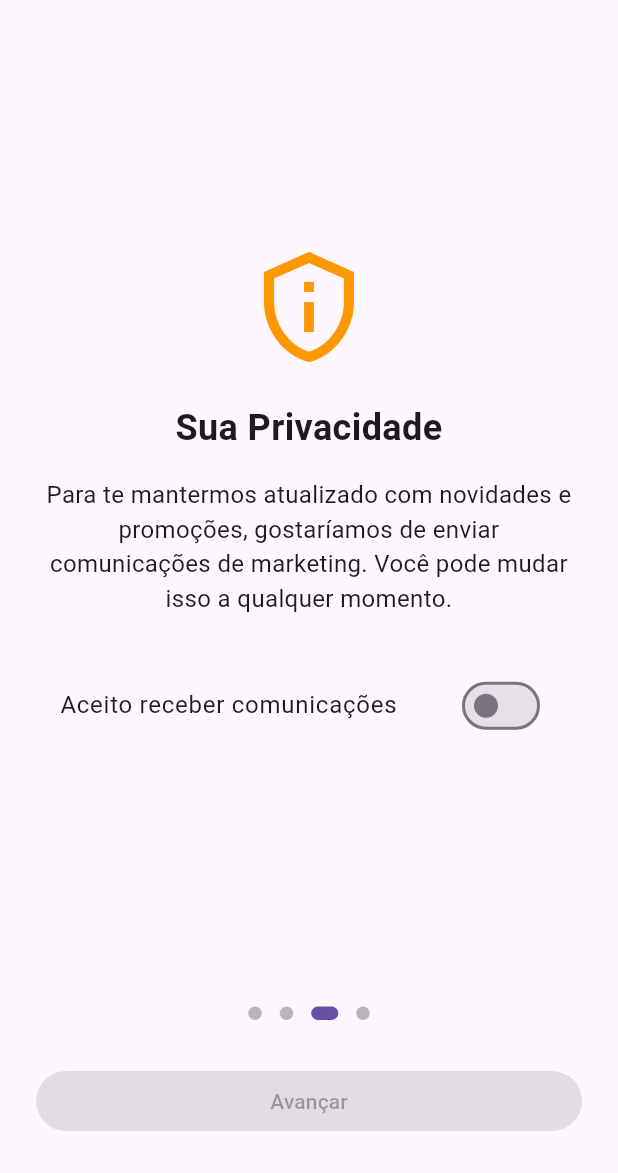
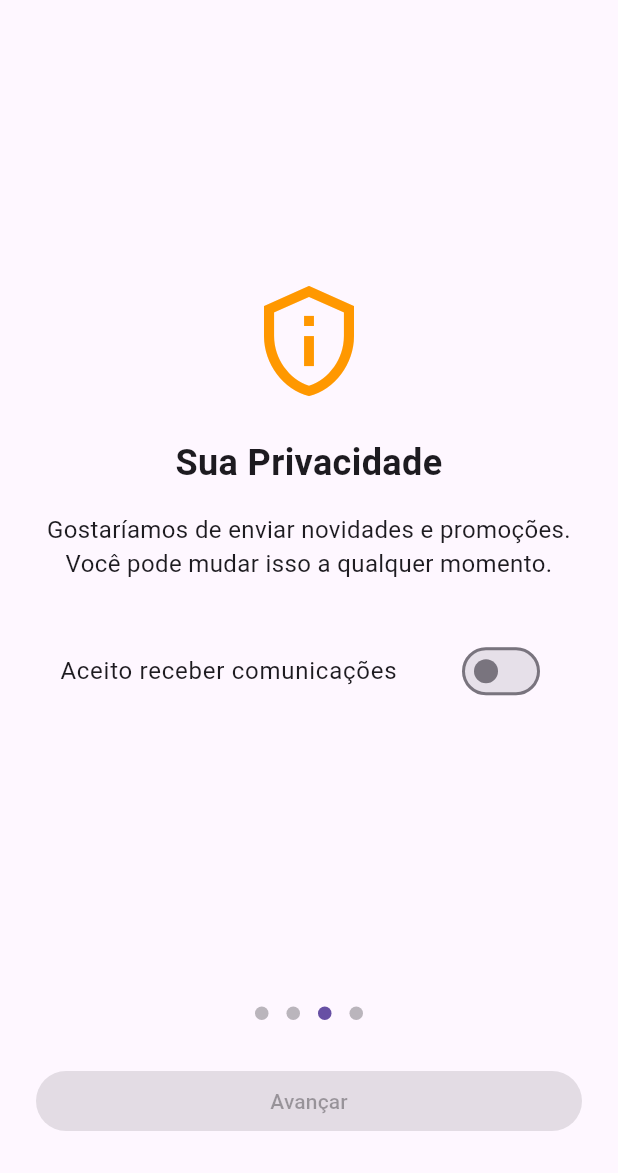
Before and after one commit to marianaveigaa/aplicativo_receitas_culinarias, a Flutter app: the screen it shows after launch, after a tap on "Pular", on a phone screen of 412 x 824 dp, the part 63-1236 px from its top. Run offline on Flutter 3.47's test engine with Material 3 defaults, Android fonts, the phone set to English and light mode, and no system bars; drawn by our look-alikes of dots_indicator; our stand-ins replace shared_preferences.

Commit message:
codigo atualizado

```diff
--- a/lib/src/presentation/screens/onboarding_screen.dart
+++ b/lib/src/presentation/screens/onboarding_screen.dart
@@ -1,11 +1,12 @@
+// Em: lib/src/presentation/screens/onboarding_screen.dart
 import 'package:dots_indicator/dots_indicator.dart';
 import 'package:flutter/material.dart';
 import 'package:shared_preferences/shared_preferences.dart';
 
+// Importando os 3 widgets que vamos usar para compor as 4 páginas
 import '../widgets/consent_page.dart';
 import '../widgets/go_to_access_page.dart';
-import '../widgets/how_it_works_page.dart';
-import '../widgets/welcome_page.dart';
+import '../widgets/onboarding_page_widget.dart'; // O widget com as FOTOS
 
 class OnboardingScreen extends StatefulWidget {
   const OnboardingScreen({super.key});
@@ -17,30 +18,21 @@ class OnboardingScreen extends StatefulWidget {
 class _OnboardingScreenState extends State<OnboardingScreen> {
   final PageController _pageController = PageController();
   int _currentPage = 0;
-  bool?
-      _marketingConsent; // Começa como nulo para indicar que não foi escolhido
+  bool? _marketingConsent;
 
-  // Lista de páginas do onboarding
-  final List<Widget> _pages = [];
-
-  @override
-  void initState() {
-    super.initState();
-    // A lista é inicializada aqui para poder passar o método onConsentChanged
-    _pages.addAll([
-      const WelcomePage(),
-      const HowItWorksPage(),
-      ConsentPage(
-        marketingConsent: _marketingConsent,
-        onConsentChanged: (value) {
-          setState(() {
-            _marketingConsent = value;
-          });
-        },
-      ),
-      const GoToAccessPage(),
-    ]);
-  }
+  // Dados para as suas duas primeiras páginas com fotos (do 1º trabalho)
+  final List<Map<String, String>> _onboardingData = [
+    {
+      "image": "assets/images/onboarding1.png",
+      "title": "Descubra Novas Receitas",
+      "description": "Milhares de receitas deliciosas na palma da sua mão.",
+    },
+    {
+      "image": "assets/images/onboarding2.png",
+      "title": "Cozinhe com Facilidade",
+      "description": "Siga o passo a passo e prepare pratos incríveis.",
+    },
+  ];
 
   @override
   void dispose() {
@@ -50,9 +42,7 @@ class _OnboardingScreenState extends State<OnboardingScreen> {
 
   Future<void> _completeOnboarding() async {
     final prefs = await SharedPreferences.getInstance();
-    // Salva o consentimento (o padrão é false se não for escolhido)
     await prefs.setBool('marketing_consent', _marketingConsent ?? false);
-    // Marca o onboarding como concluído
     await prefs.setBool('onboarding_completed', true);
 
     if (mounted) {
@@ -60,64 +50,48 @@ class _OnboardingScreenState extends State<OnboardingScreen> {
     }
   }
 
-  void _onPageChanged(int page) {
-    setState(() {
-      _currentPage = page;
-    });
-  }
-
   @override
   Widget build(BuildContext context) {
-    // Verifica se o botão principal deve estar habilitado
-    // Na página de consentimento, só habilita se uma escolha foi feita
+    const int totalPages = 4;
+    final bool isFirstPage = _currentPage == 0;
+    final bool isLastPage = _currentPage == totalPages - 1;
+    final bool isConsentPage = _currentPage == 2;
+
     final bool isButtonEnabled =
-        _currentPage != 2 || (_currentPage == 2 && _marketingConsent != null);
+        !isConsentPage || (isConsentPage && _marketingConsent != null);
 
     return Scaffold(
       body: SafeArea(
         child: Column(
           children: [
-            // Botões "Pular" e "Voltar" no topo
             Padding(
               padding:
                   const EdgeInsets.symmetric(horizontal: 16.0, vertical: 8.0),
               child: Row(
                 mainAxisAlignment: MainAxisAlignment.spaceBetween,
                 children: [
-                  // Botão Voltar
                   Visibility(
-                    visible:
-                        _currentPage > 0 && _currentPage < _pages.length - 1,
+                    visible: !isFirstPage && !isLastPage,
                     maintainState: true,
                     maintainAnimation: true,
                     maintainSize: true,
                     child: TextButton(
-                      onPressed: () {
-                        _pageController.previousPage(
+                      onPressed: () => _pageController.previousPage(
                           duration: const Duration(milliseconds: 300),
-                          curve: Curves.ease,
-                        );
-                      },
+                          curve: Curves.ease),
                       child: const Text('Voltar'),
                     ),
                   ),
-
-                  // Botão Pular
                   Visibility(
                     visible: _currentPage <
-                        2, // Visível antes da pág de consentimento
-                    maintainState: true,
-                    maintainAnimation: true,
+                        2, // Visível apenas nas duas páginas com fotos
+                    maintainState: true, maintainAnimation: true,
                     maintainSize: true,
                     child: TextButton(
-                      onPressed: () {
-                        // Pula diretamente para a página de consentimento
-                        _pageController.animateToPage(
-                          2,
+                      onPressed: () => _pageController.animateToPage(
+                          2, // Pula para a pág. de consentimento
                           duration: const Duration(milliseconds: 300),
-                          curve: Curves.ease,
-                        );
-                      },
+                          curve: Curves.ease),
                       child: const Text('Pular'),
                     ),
                   ),
@@ -125,68 +99,75 @@ class _OnboardingScreenState extends State<OnboardingScreen> {
               ),
             ),
             Expanded(
-              child: PageView(
+              child: PageView.builder(
+                // Usando .builder para corrigir o bug do botão
                 controller: _pageController,
-                onPageChanged: _onPageChanged,
-                children: _pages,
+                itemCount: totalPages,
+                onPageChanged: (page) => setState(() => _currentPage = page),
+                itemBuilder: (context, index) {
+                  switch (index) {
+                    case 0:
+                      return OnboardingPageWidget(data: _onboardingData[0]);
+                    case 1:
+                      return OnboardingPageWidget(data: _onboardingData[1]);
+                    case 2:
+                      return ConsentPage(
+                        marketingConsent: _marketingConsent,
+                        onConsentChanged: (value) {
+                          setState(() {
+                            _marketingConsent = value;
+                          });
+                        },
+                      );
+                    case 3:
+                      return const GoToAccessPage();
+                    default:
+                      return const SizedBox.shrink();
+                  }
+                },
               ),
             ),
-            // Indicador de progresso e botão de avançar
             Padding(
               padding: const EdgeInsets.all(24.0),
               child: Column(
                 children: [
-                  // DotsIndicator
                   Visibility(
-                    visible: _currentPage <
-                        _pages.length - 1, // Oculto na última página
+                    visible: !isLastPage,
                     child: DotsIndicator(
-                      dotsCount: _pages.length,
+                      dotsCount: totalPages,
                       position: _currentPage,
                       decorator: DotsDecorator(
                         activeColor: Theme.of(context).colorScheme.primary,
+                        // ignore: deprecated_member_use
                         color: Theme.of(context)
                             .colorScheme
                             .onSurface
                             // ignore: deprecated_member_use
                             .withOpacity(0.3),
-                        size: const Size.square(9.0),
-                        activeSize: const Size(18.0, 9.0),
-                        activeShape: RoundedRectangleBorder(
-                          borderRadius: BorderRadius.circular(5.0),
-                        ),
                       ),
                     ),
                   ),
                   const SizedBox(height: 24),
-
-                  // Botão Avançar / Finalizar
                   SizedBox(
                     width: double.infinity,
                     child: ElevatedButton(
-                      // Desabilitado se não for válido
                       onPressed: isButtonEnabled
                           ? () {
-                              if (_currentPage < _pages.length - 1) {
+                              if (!isLastPage) {
                                 _pageController.nextPage(
-                                  duration: const Duration(milliseconds: 300),
-                                  curve: Curves.ease,
-                                );
+                                    duration: const Duration(milliseconds: 300),
+                                    curve: Curves.ease);
                               } else {
                                 _completeOnboarding();
                               }
                             }
                           : null,
-                      child: Text(
-                        _currentPage < _pages.length - 1
-                            ? 'Avançar'
-                            : 'Ir para o Acesso',
-                      ),
+                      child: Text(isLastPage ? 'Ir para o Acesso' : 'Avançar'),
                     ),
                   ),
                 ],
               ),
-            ),
+            )
           ],
         ),
       ),
--- a/lib/src/presentation/widgets/consent_page.dart
+++ b/lib/src/presentation/widgets/consent_page.dart
@@ -3,12 +3,10 @@ import 'package:flutter/material.dart';
 class ConsentPage extends StatelessWidget {
   final bool? marketingConsent;
   final ValueChanged<bool> onConsentChanged;
-
-  const ConsentPage({
-    super.key,
-    required this.marketingConsent,
-    required this.onConsentChanged,
-  });
+  const ConsentPage(
+      {super.key,
+      required this.marketingConsent,
+      required this.onConsentChanged});
 
   @override
   Widget build(BuildContext context) {
@@ -21,23 +19,18 @@ class ConsentPage extends StatelessWidget {
           const Icon(Icons.privacy_tip_outlined,
               size: 80, color: Colors.orange),
           const SizedBox(height: 24),
-          const Text(
-            'Sua Privacidade',
-            textAlign: TextAlign.center,
-            style: TextStyle(fontSize: 24, fontWeight: FontWeight.bold),
-          ),
+          const Text('Sua Privacidade',
+              textAlign: TextAlign.center,
+              style: TextStyle(fontSize: 24, fontWeight: FontWeight.bold)),
           const SizedBox(height: 16),
           const Text(
-            'Para te mantermos atualizado com novidades e promoções, gostaríamos de enviar comunicações de marketing. Você pode mudar isso a qualquer momento.',
-            textAlign: TextAlign.center,
-            style: TextStyle(fontSize: 16),
-          ),
+              'Gostaríamos de enviar novidades e promoções. Você pode mudar isso a qualquer momento.',
+              textAlign: TextAlign.center,
+              style: TextStyle(fontSize: 16)),
           const SizedBox(height: 32),
-          // Usamos um SwitchListTile para uma melhor experiência
           SwitchListTile(
             title: const Text('Aceito receber comunicações'),
-            value:
-                marketingConsent ?? false, // O valor inicial é false por padrão
+            value: marketingConsent ?? false,
             onChanged: onConsentChanged,
             activeThumbColor: Colors.orange,
           ),
--- a/lib/src/presentation/widgets/go_to_access_page.dart
+++ b/lib/src/presentation/widgets/go_to_access_page.dart
@@ -13,17 +13,12 @@ class GoToAccessPage extends StatelessWidget {
         children: [
           Icon(Icons.check_circle_outline, size: 80, color: Colors.green),
           SizedBox(height: 24),
-          Text(
-            'Tudo Pronto!',
-            textAlign: TextAlign.center,
-            style: TextStyle(fontSize: 24, fontWeight: FontWeight.bold),
-          ),
+          Text('Tudo Pronto!',
+              textAlign: TextAlign.center,
+              style: TextStyle(fontSize: 24, fontWeight: FontWeight.bold)),
           SizedBox(height: 16),
-          Text(
-            'Você concluiu a introdução. Clique abaixo para começar a explorar o mundo das receitas!',
-            textAlign: TextAlign.center,
-            style: TextStyle(fontSize: 16),
-          ),
+          Text('Clique abaixo para começar a explorar o mundo das receitas!',
+              textAlign: TextAlign.center, style: TextStyle(fontSize: 16)),
         ],
       ),
     );
--- a/lib/src/presentation/widgets/onboarding_page_widget.dart
+++ b/lib/src/presentation/widgets/onboarding_page_widget.dart
@@ -2,19 +2,16 @@ import 'package:flutter/material.dart';
 
 class OnboardingPageWidget extends StatelessWidget {
   final Map<String, String> data;
-
   const OnboardingPageWidget({super.key, required this.data});
 
   @override
   Widget build(BuildContext context) {
     return Padding(
-      // Padding para garantir espaçamento
       padding: const EdgeInsets.all(24.0),
       child: Column(
         crossAxisAlignment: CrossAxisAlignment.start,
         children: [
           const Spacer(),
-          // Imagem com bordas arredondadas (ClipRRect)
           ClipRRect(
             borderRadius: BorderRadius.circular(16.0),
             child: Image.asset(
@@ -25,20 +22,14 @@ class OnboardingPageWidget extends StatelessWidget {
             ),
           ),
           const SizedBox(height: 40),
-          // Título com hierarquia visual
-          Text(
-            data['title']!,
-            style: Theme.of(
-              context,
-            ).textTheme.headlineMedium?.copyWith(fontWeight: FontWeight.bold),
-            // softWrap é true por padrão, garantindo a quebra de linha
-          ),
+          Text(data['title']!,
+              style: Theme.of(context)
+                  .textTheme
+                  .headlineMedium
+                  ?.copyWith(fontWeight: FontWeight.bold)),
           const SizedBox(height: 16),
-
-          Text(
-            data['description']!,
-            style: Theme.of(context).textTheme.bodyLarge,
-          ),
+          Text(data['description']!,
+              style: Theme.of(context).textTheme.bodyLarge),
           const Spacer(),
         ],
       ),
```
